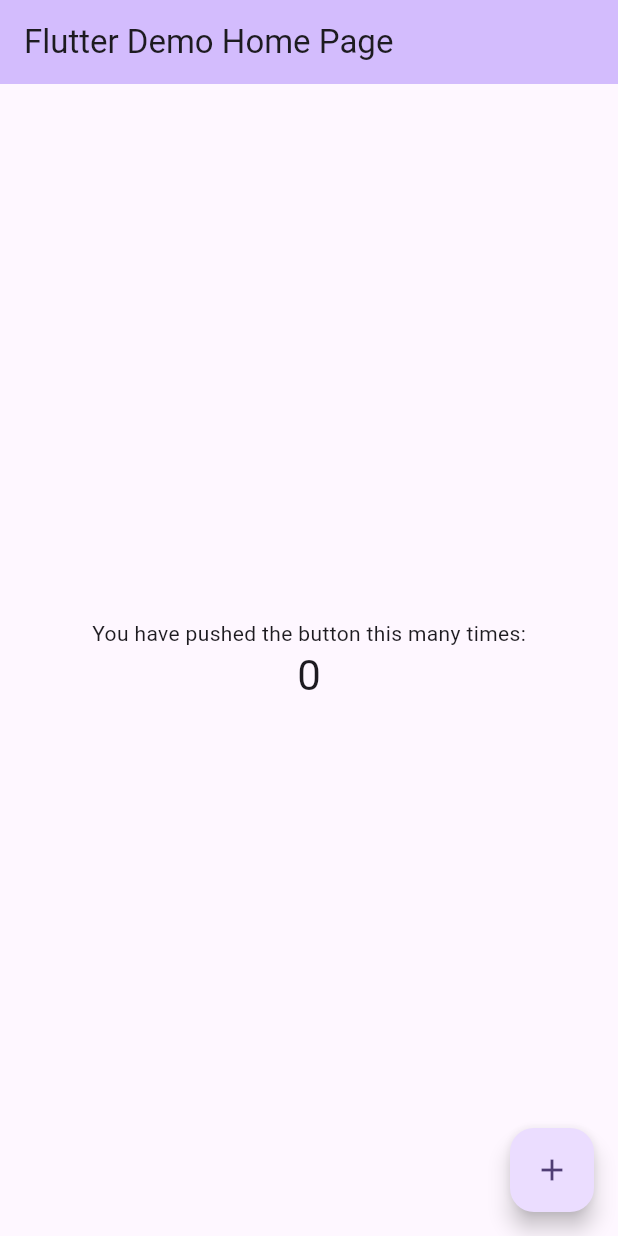
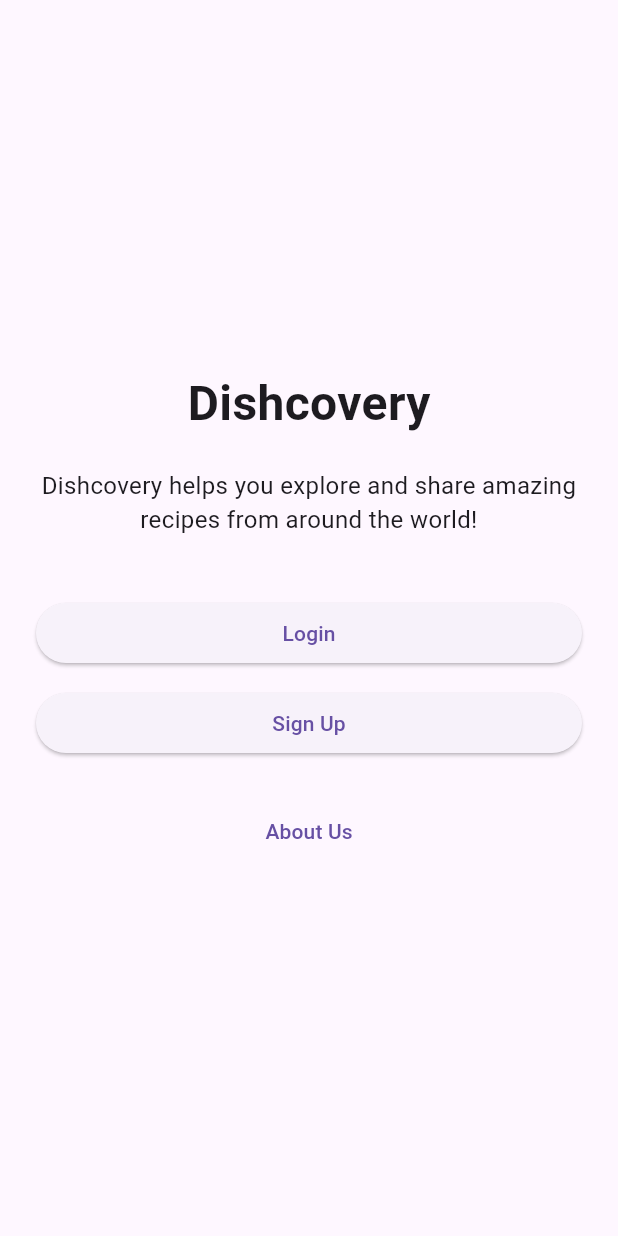
Before and after one commit to Raichur456/DishcoveryApp, a Flutter app: the screen it shows after launch, on a phone screen of 412 x 824 dp. Run offline on Flutter 3.47's test engine with Material 3 defaults, Android fonts, the phone set to English and light mode, and no system bars.

Commit message:
implementing landing pages and routing system for the application

```diff
--- a/dishcovery/lib/app.dart
+++ b/dishcovery/lib/app.dart
@@ -0,0 +1,31 @@
+import 'package:flutter/material.dart';
+
+// landing screens
+import 'screens/landing/landing_view.dart';
+import 'screens/landing/about_view.dart';
+
+/// handles navigation for the application
+class App {
+  static Route<dynamic> generateRoute(RouteSettings settings) {
+    switch (settings.name) {
+      // default route
+      case '/':
+        return MaterialPageRoute(builder: (_) => const LandingView());
+      case '/about':
+        return MaterialPageRoute(builder: (_) => const AboutUsView());
+
+      // catches unknown routes
+      default:
+        return MaterialPageRoute(
+          builder: (_) => Scaffold(
+            body: Center(
+              child: Text(
+                'Route not found: ${settings.name}',
+                style: const TextStyle(fontSize: 18),
+              ),
+            ),
+          ),
+        );
+    }
+  }
+}
--- a/dishcovery/lib/main.dart
+++ b/dishcovery/lib/main.dart
@@ -1,122 +1,24 @@
 import 'package:flutter/material.dart';
+import 'app.dart';
 
 void main() {
-  runApp(const MyApp());
+  WidgetsFlutterBinding.ensureInitialized();
+  runApp(const DishcoveryApp());
 }
 
-class MyApp extends StatelessWidget {
-  const MyApp({super.key});
+/// Root of the Dishcovery Application
+class DishcoveryApp extends StatelessWidget {
+  const DishcoveryApp({super.key});
 
-  // This widget is the root of your application.
   @override
   Widget build(BuildContext context) {
     return MaterialApp(
-      title: 'Flutter Demo',
-      theme: ThemeData(
-        // This is the theme of your application.
-        //
-        // TRY THIS: Try running your application with "flutter run". You'll see
-        // the application has a purple toolbar. Then, without quitting the app,
-        // try changing the seedColor in the colorScheme below to Colors.green
-        // and then invoke "hot reload" (save your changes or press the "hot
-        // reload" button in a Flutter-supported IDE, or press "r" if you used
-        // the command line to start the app).
-        //
-        // Notice that the counter didn't reset back to zero; the application
-        // state is not lost during the reload. To reset the state, use hot
-        // restart instead.
-        //
-        // This works for code too, not just values: Most code changes can be
-        // tested with just a hot reload.
-        colorScheme: ColorScheme.fromSeed(seedColor: Colors.deepPurple),
-      ),
-      home: const MyHomePage(title: 'Flutter Demo Home Page'),
+      title: 'Dishcovery',
+      debugShowCheckedModeBanner: false,
+
+      // route-based navigation
+      onGenerateRoute: App.generateRoute,
+      initialRoute: '/',
     );
   }
 }
-
-class MyHomePage extends StatefulWidget {
-  const MyHomePage({super.key, required this.title});
-
-  // This widget is the home page of your application. It is stateful, meaning
-  // that it has a State object (defined below) that contains fields that affect
-  // how it looks.
-
-  // This class is the configuration for the state. It holds the values (in this
-  // case the title) provided by the parent (in this case the App widget) and
-  // used by the build method of the State. Fields in a Widget subclass are
-  // always marked "final".
-
-  final String title;
-
-  @override
-  State<MyHomePage> createState() => _MyHomePageState();
-}
-
-class _MyHomePageState extends State<MyHomePage> {
-  int _counter = 0;
-
-  void _incrementCounter() {
-    setState(() {
-      // This call to setState tells the Flutter framework that something has
-      // changed in this State, which causes it to rerun the build method below
-      // so that the display can reflect the updated values. If we changed
-      // _counter without calling setState(), then the build method would not be
-      // called again, and so nothing would appear to happen.
-      _counter++;
-    });
-  }
-
-  @override
-  Widget build(BuildContext context) {
-    // This method is rerun every time setState is called, for instance as done
-    // by the _incrementCounter method above.
-    //
-    // The Flutter framework has been optimized to make rerunning build methods
-    // fast, so that you can just rebuild anything that needs updating rather
-    // than having to individually change instances of widgets.
-    return Scaffold(
-      appBar: AppBar(
-        // TRY THIS: Try changing the color here to a specific color (to
-        // Colors.amber, perhaps?) and trigger a hot reload to see the AppBar
-        // change color while the other colors stay the same.
-        backgroundColor: Theme.of(context).colorScheme.inversePrimary,
-        // Here we take the value from the MyHomePage object that was created by
-        // the App.build method, and use it to set our appbar title.
-        title: Text(widget.title),
-      ),
-      body: Center(
-        // Center is a layout widget. It takes a single child and positions it
-        // in the middle of the parent.
-        child: Column(
-          // Column is also a layout widget. It takes a list of children and
-          // arranges them vertically. By default, it sizes itself to fit its
-          // children horizontally, and tries to be as tall as its parent.
-          //
-          // Column has various properties to control how it sizes itself and
-          // how it positions its children. Here we use mainAxisAlignment to
-          // center the children vertically; the main axis here is the vertical
-          // axis because Columns are vertical (the cross axis would be
-          // horizontal).
-          //
-          // TRY THIS: Invoke "debug painting" (choose the "Toggle Debug Paint"
-          // action in the IDE, or press "p" in the console), to see the
-          // wireframe for each widget.
-          mainAxisAlignment: MainAxisAlignment.center,
-          children: <Widget>[
-            const Text('You have pushed the button this many times:'),
-            Text(
-              '$_counter',
-              style: Theme.of(context).textTheme.headlineMedium,
-            ),
-          ],
-        ),
-      ),
-      floatingActionButton: FloatingActionButton(
-        onPressed: _incrementCounter,
-        tooltip: 'Increment',
-        child: const Icon(Icons.add),
-      ), // This trailing comma makes auto-formatting nicer for build methods.
-    );
-  }
-}
--- a/dishcovery/lib/screens/landing/landing_view.dart
+++ b/dishcovery/lib/screens/landing/landing_view.dart
@@ -0,0 +1,65 @@
+import 'package:flutter/material.dart';
+
+class LandingView extends StatelessWidget {
+  const LandingView({super.key});
+
+  @override
+  Widget build(BuildContext context) {
+    return Scaffold(
+      body: Center(
+        child: Padding(
+          padding: const EdgeInsets.all(24.0),
+          child: Column(
+            mainAxisAlignment: MainAxisAlignment.center,
+            children: [
+              /// app title
+              const Text(
+                'Dishcovery',
+                style: TextStyle(fontSize: 32, fontWeight: FontWeight.bold),
+              ),
+
+              const SizedBox(height: 20),
+
+              /// welcome message
+              const Text(
+                'Dishcovery helps you explore and share amazing recipes from around the world!',
+                textAlign: TextAlign.center,
+                style: TextStyle(fontSize: 16),
+              ),
+
+              const SizedBox(height: 40),
+
+              /// login button
+              SizedBox(
+                width: double.infinity,
+                child: ElevatedButton(
+                  onPressed: () => Navigator.pushNamed(context, '/login'),
+                  child: const Text('Login'),
+                ),
+              ),
+
+              const SizedBox(height: 12),
+
+              /// signup button
+              SizedBox(
+                width: double.infinity,
+                child: ElevatedButton(
+                  onPressed: () => Navigator.pushNamed(context, '/signup'),
+                  child: const Text('Sign Up'),
+                ),
+              ),
+
+              const SizedBox(height: 24),
+
+              /// about us button
+              TextButton(
+                onPressed: () => Navigator.pushNamed(context, '/about'),
+                child: const Text('About Us'),
+              ),
+            ],
+          ),
+        ),
+      ),
+    );
+  }
+}
```
Also changed, not shown: dishcovery/lib/screens/landing/about_view.dart (+51 -0 lines), 1 other file.
